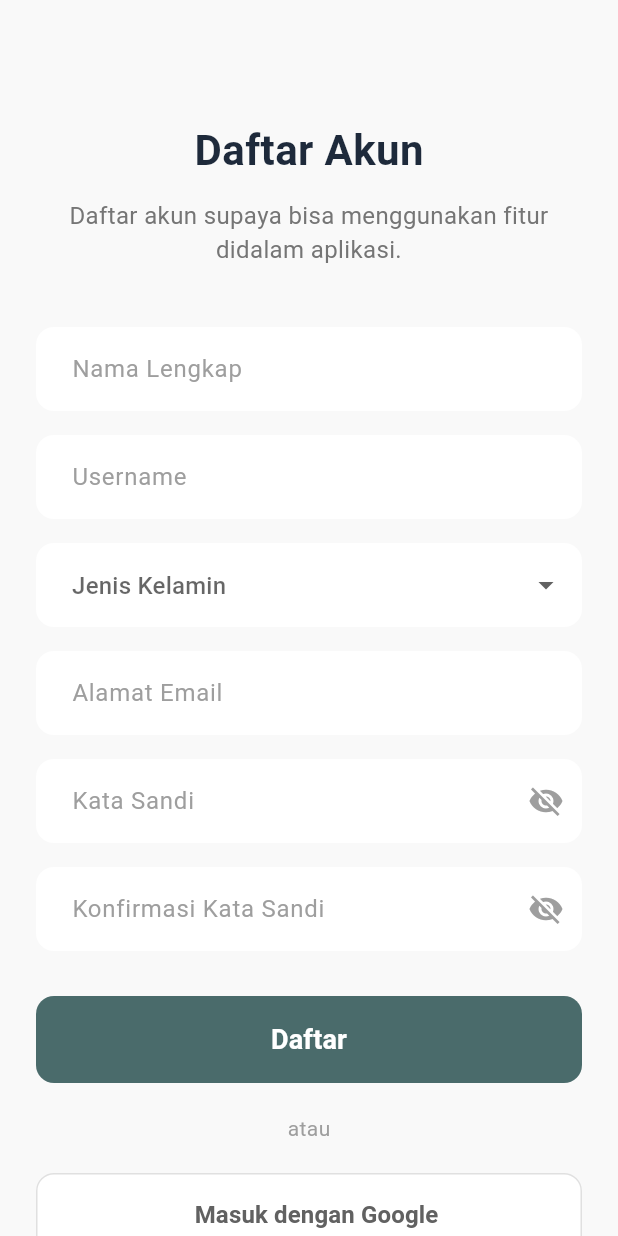
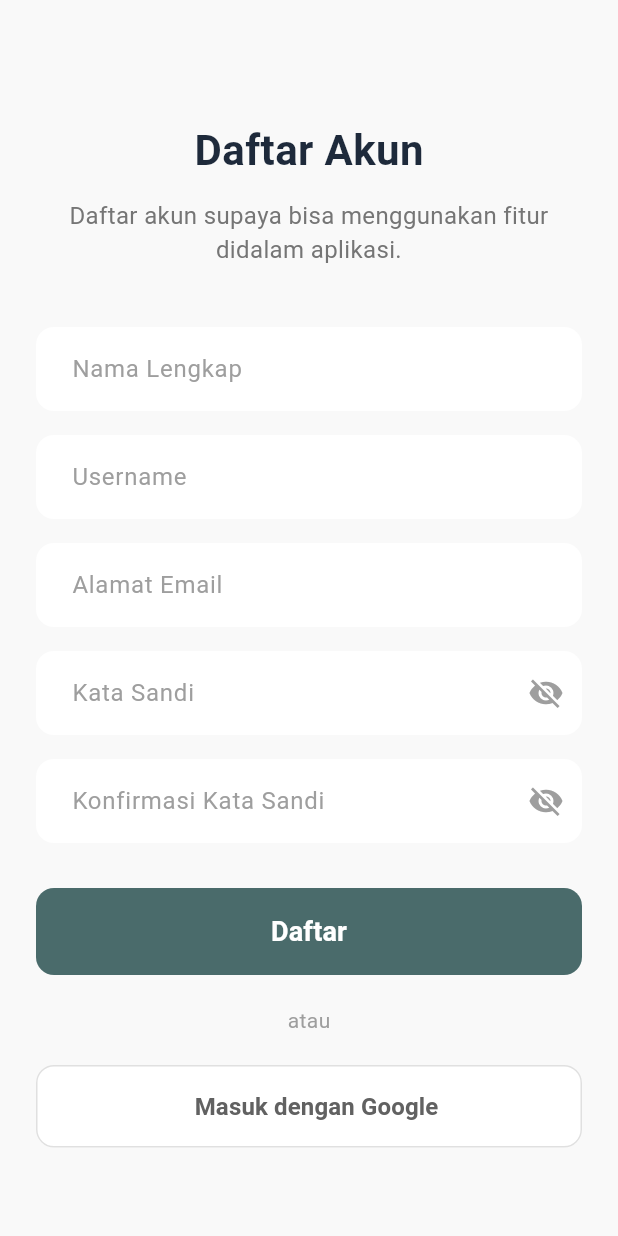
Before and after one commit to Ammm24/Bengkelin, a Flutter app: the RegisterPage screen opened directly, on a phone screen of 412 x 824 dp. Run offline on Flutter 3.47's test engine with Material 3 defaults, Android fonts, the phone set to English and light mode, and no system bars; our stand-ins replace dio, dotted_border, file_picker, flutter_dotenv, flutter_secure_storage, fluttertoast and 1 more; accounts and stored records are empty.

Commit message:
delete gender in register

```diff
--- a/lib/views/user/register_page.dart
+++ b/lib/views/user/register_page.dart
@@ -8,11 +8,8 @@ class RegisterPage extends StatefulWidget {
 }
 
 class _RegisterPageState extends State<RegisterPage> {
-  String? _selectedGender;
   bool _isPasswordVisible = false;
   bool _isConfirmPasswordVisible = false;
-
-  final List<String> _genderOptions = ['Laki-laki', 'Perempuan', 'Lainnya'];
 
   @override
   Widget build(BuildContext context) {
@@ -78,38 +75,6 @@ class _RegisterPageState extends State<RegisterPage> {
             ),
             const SizedBox(height: 16),
 
-            // Jenis Kelamin Dropdown
-            DropdownButtonFormField<String>(
-              value: _selectedGender,
-              decoration: InputDecoration(
-                hintText: 'Jenis Kelamin',
-                hintStyle: TextStyle(color: Colors.grey[500]),
-                fillColor: Colors.white,
-                filled: true,
-                border: OutlineInputBorder(
-                  borderRadius: BorderRadius.circular(12),
-                  borderSide: BorderSide.none,
-                ),
-                contentPadding: const EdgeInsets.symmetric(
-                  horizontal: 20,
-                  vertical: 16,
-                ),
-              ),
-              items: _genderOptions.map((String gender) {
-                return DropdownMenuItem<String>(
-                  value: gender,
-                  child: Text(gender),
-                );
-              }).toList(),
-              onChanged: (String? newValue) {
-                setState(() {
-                  _selectedGender = newValue;
-                });
-              },
-            ),
-            const SizedBox(height: 16),
-
-            // Alamat Email Input
             TextField(
               keyboardType: TextInputType.emailAddress,
               decoration: InputDecoration(
```
